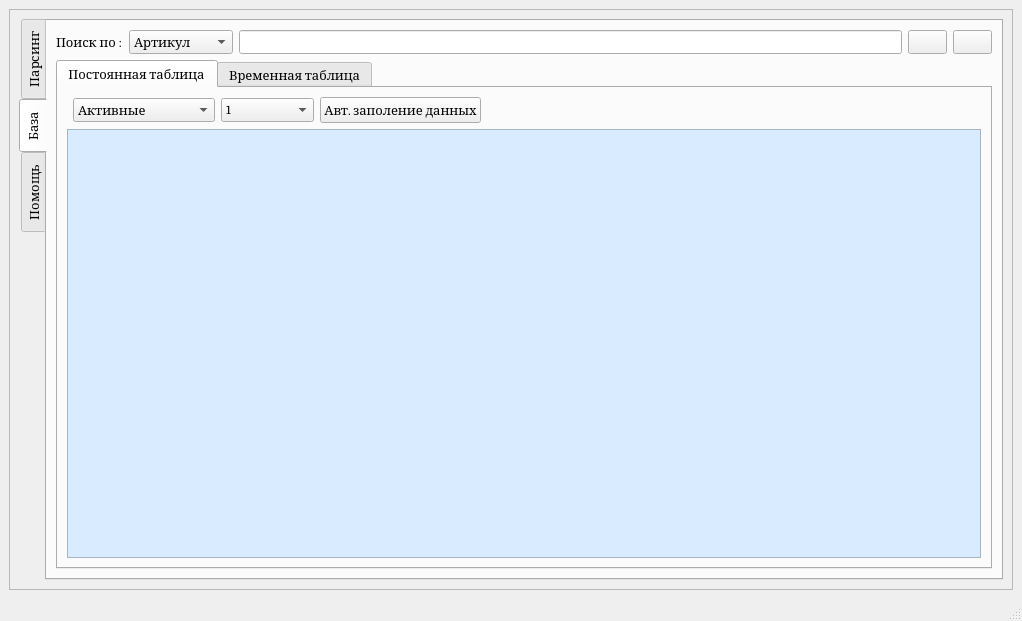
The window that UI/parsingMain.ui (almanah12/caspi_algo1_01) describes before a commit, drawn with Qt 5.
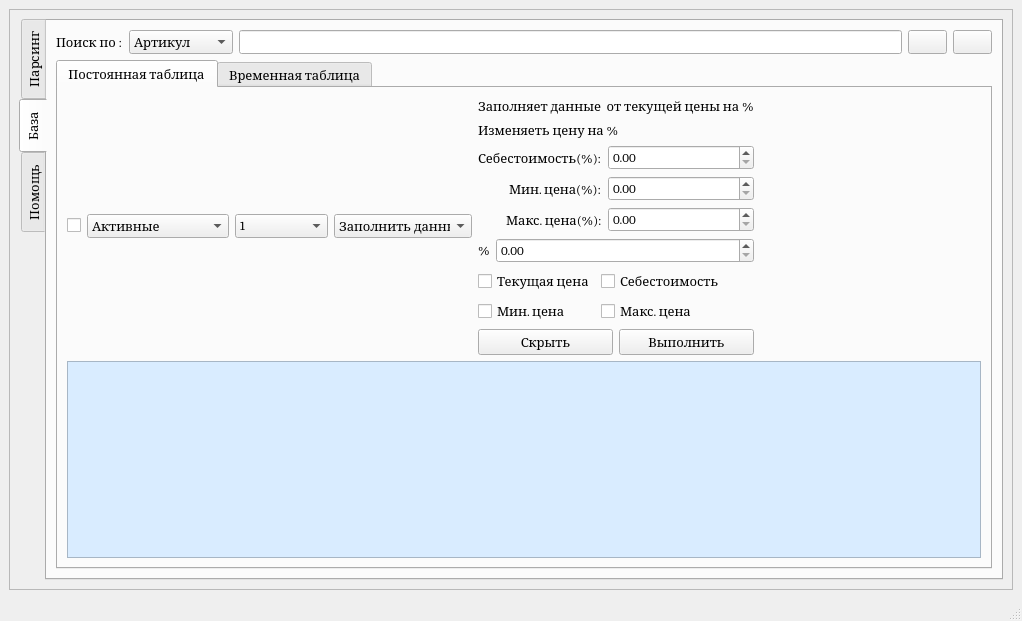
The same window after the commit. The open tabs and pages were chosen to show the change. Icons and pictures are not drawn.

Commit message: add price change slots

What changed in the file:
```diff
--- a/UI/parsingMain.ui
+++ b/UI/parsingMain.ui
@@ -414,31 +414,7 @@
                   </item>
                  </widget>
                 </item>
-                <item row="0" column="4">
-                 <spacer name="horizontalSpacer_3">
-                  <property name="orientation">
-                   <enum>Qt::Horizontal</enum>
-                  </property>
-                  <property name="sizeHint" stdset="0">
-                   <size>
-                    <width>679</width>
-                    <height>20</height>
-                   </size>
-                  </property>
-                 </spacer>
-                </item>
-                <item row="0" column="3">
-                 <widget class="QPushButton" name="pushButton_fill_table_data">
-                  <property name="text">
-                   <string>Авт. заполение данных</string>
-                  </property>
-                  <property name="icon">
-                   <iconset theme="чсм">
-                    <normaloff>.</normaloff>.</iconset>
-                  </property>
-                 </widget>
-                </item>
-                <item row="1" column="0" colspan="5">
+                <item row="2" column="0" colspan="9">
                  <widget class="QTableView" name="permanent_tableView">
                   <property name="enabled">
                    <bool>true</bool>
@@ -448,6 +424,172 @@
                   </property>
                  </widget>
                 </item>
+                <item row="0" column="8">
+                 <spacer name="horizontalSpacer_3">
+                  <property name="orientation">
+                   <enum>Qt::Horizontal</enum>
+                  </property>
+                  <property name="sizeHint" stdset="0">
+                   <size>
+                    <width>679</width>
+                    <height>20</height>
+                   </size>
+                  </property>
+                 </spacer>
+                </item>
+                <item row="0" column="0">
+                 <widget class="QCheckBox" name="checkBox_tableview">
+                  <property name="text">
+                   <string/>
+                  </property>
+                 </widget>
+                </item>
+                <item row="0" column="3" colspan="2">
+                 <widget class="QComboBox" name="comboBox_fill_data_table">
+                  <item>
+                   <property name="text">
+                    <string>Заполнить данные</string>
+                   </property>
+                  </item>
+                  <item>
+                   <property name="text">
+                    <string>Изменить цены</string>
+                   </property>
+                  </item>
+                 </widget>
+                </item>
+                <item row="0" column="7">
+                 <spacer name="horizontalSpacer_7">
+                  <property name="orientation">
+                   <enum>Qt::Horizontal</enum>
+                  </property>
+                  <property name="sizeHint" stdset="0">
+                   <size>
+                    <width>40</width>
+                    <height>20</height>
+                   </size>
+                  </property>
+                 </spacer>
+                </item>
+                <item row="0" column="5">
+                 <layout class="QVBoxLayout" name="verticalLayout">
+                  <item>
+                   <widget class="QLabel" name="label_4">
+                    <property name="text">
+                     <string>Заполняет данные  от текущей цены на %</string>
+                    </property>
+                   </widget>
+                  </item>
+                  <item>
+                   <widget class="QLabel" name="label_7">
+                    <property name="text">
+                     <string>Изменяеть цену на %</string>
+                    </property>
+                   </widget>
+                  </item>
+                  <item>
+                   <layout class="QFormLayout" name="formLayout_2">
+                    <property name="labelAlignment">
+                     <set>Qt::AlignRight|Qt::AlignTrailing|Qt::AlignVCenter</set>
+                    </property>
+                    <item row="0" column="1">
+                     <widget class="QDoubleSpinBox" name="doubleSpinBox_first_price_caf"/>
+                    </item>
+                    <item row="1" column="0">
+                     <widget class="QLabel" name="label_3">
+                      <property name="text">
+                       <string>Мин. цена(%):</string>
+                      </property>
+                     </widget>
+                    </item>
+                    <item row="1" column="1">
+                     <widget class="QDoubleSpinBox" name="doubleSpinBox_min_price_caf"/>
+                    </item>
+                    <item row="2" column="0">
+                     <widget class="QLabel" name="label_6">
+                      <property name="text">
+                       <string>Макс. цена(%):</string>
+                      </property>
+                     </widget>
+                    </item>
+                    <item row="2" column="1">
+                     <widget class="QDoubleSpinBox" name="doubleSpinBox_max_price_caf"/>
+                    </item>
+                    <item row="0" column="0">
+                     <widget class="QLabel" name="label_2">
+                      <property name="text">
+                       <string>Себестоимость(%):</string>
+                      </property>
+                     </widget>
+                    </item>
+                   </layout>
+                  </item>
+                  <item>
+                   <layout class="QFormLayout" name="formLayout">
+                    <item row="0" column="0">
+                     <widget class="QLabel" name="label_5">
+                      <property name="text">
+                       <string>%</string>
+                      </property>
+                     </widget>
+                    </item>
+                    <item row="0" column="1">
+                     <widget class="QDoubleSpinBox" name="doubleSpinBox_change_price_caf"/>
+                    </item>
+                   </layout>
+                  </item>
+                  <item>
+                   <layout class="QFormLayout" name="formLayout_3">
+                    <item row="0" column="0">
+                     <widget class="QCheckBox" name="checkBox_curr_price">
+                      <property name="text">
+                       <string>Текущая цена</string>
+                      </property>
+                     </widget>
+                    </item>
+                    <item row="0" column="1">
+                     <widget class="QCheckBox" name="checkBox_first_price">
+                      <property name="text">
+                       <string>Себестоимость</string>
+                      </property>
+                     </widget>
+                    </item>
+                    <item row="1" column="0">
+                     <widget class="QCheckBox" name="checkBox_min_price">
+                      <property name="text">
+                       <string>Мин. цена</string>
+                      </property>
+                     </widget>
+                    </item>
+                    <item row="1" column="1">
+                     <widget class="QCheckBox" name="checkBox_max_price">
+                      <property name="text">
+                       <string>Макс. цена</string>
+                      </property>
+                     </widget>
+                    </item>
+                   </layout>
+                  </item>
+                  <item>
+                   <layout class="QHBoxLayout" name="horizontalLayout_5">
+                    <item>
+                     <widget class="QPushButton" name="pushButton_hide_fill_data_t">
+                      <property name="text">
+                       <string>Скрыть</string>
+                      </property>
+                     </widget>
+                    </item>
+                    <item>
+                     <widget class="QPushButton" name="pushButton_execute_fill_data_t">
+                      <property name="text">
+                       <string>Выполнить</string>
+                      </property>
+                     </widget>
+                    </item>
+                   </layout>
+                  </item>
+                 </layout>
+                </item>
                </layout>
               </widget>
               <widget class="QWidget" name="tab_8">
```
Left out of the diff: 174 changed lines with no effect on the pictures. The commit also changes 15 other files.
